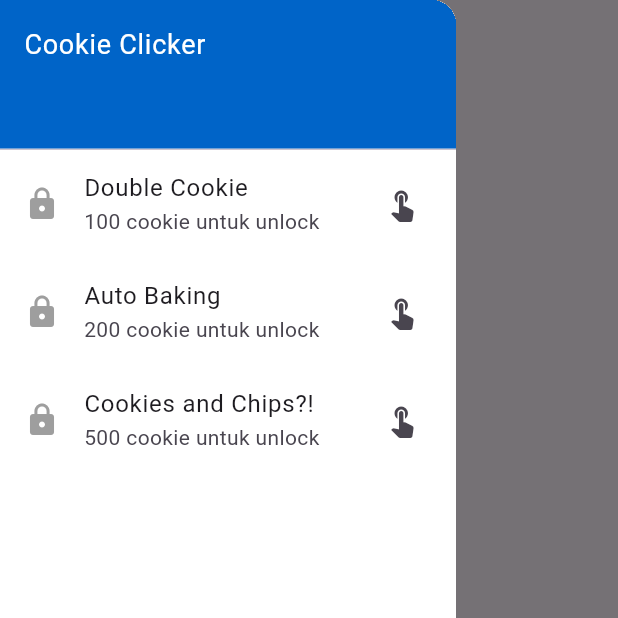
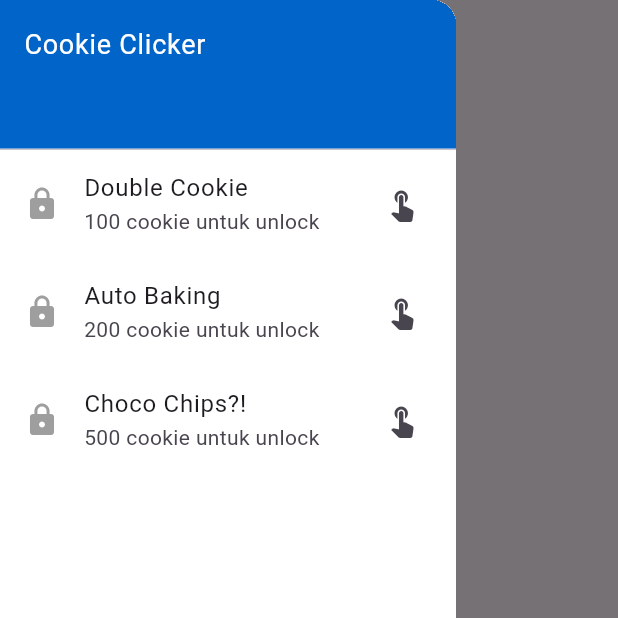
Before and after one commit to mikaelputra001-lang/My_First_Mobile_App, a Flutter app: the MainGameScreen screen opened directly, with the side drawer open, on a phone screen of 412 x 824 dp, the top half of it. Run offline on Flutter 3.47's test engine with Material 3 defaults, Android fonts, the phone set to English and light mode, and no system bars.

Commit message:
add some rebalance in the system

```diff
--- a/lib/main.dart
+++ b/lib/main.dart
@@ -149,7 +149,7 @@ class MainGameScreen extends StatefulWidget {
 }
 
 class _MainGameScreenState extends State<MainGameScreen> {
-  // ===== Cookie clicker state and upgrades =====
+  // ==== Game state variables =====
   int _cookieCount = 0;
   bool _isCookiePressed = false;
   bool _hasDoubleCookie = false;
@@ -165,7 +165,7 @@ class _MainGameScreenState extends State<MainGameScreen> {
   Timer? _autoBakingTimer;
   Timer? _rouletteFlashTimer;
 
-  // ===== Cookie collection and animations =====
+  // ===== Cookie increment logic =====
   void _incrementCookie() {
     _addCookies(_hasDoubleCookie ? 2 : 1);
     _checkCookieRoulette();
@@ -181,14 +181,14 @@ class _MainGameScreenState extends State<MainGameScreen> {
     });
 
   }
-
+// ==== Cookie addition logic =====
   void _addCookies(int amount) {
     setState(() {
       _cookieCount += amount;
       _addPop(amount, Colors.brown);
     });
   }
-
+// ===== Cookie roulette bonus logic =====
   void _checkCookieRoulette() {
     if (!_hasCookieRoulette) {
       return;
@@ -212,7 +212,7 @@ class _MainGameScreenState extends State<MainGameScreen> {
       }
     });
   }
-
+// ===== Cookie pop animation management =====
   void _addPop(int amount, Color color) {
     final pop = _CookiePopData(_nextPopId++, amount, color);
     _activePops.add(pop);
@@ -250,13 +250,13 @@ class _MainGameScreenState extends State<MainGameScreen> {
       ),
     );
   }
-
+// ==== Upgrade unlock logic =====
   void _tryUpgrade(_UpgradeType upgrade) {
     if (_isUnlocked(upgrade)) {
       Navigator.pop(context);
       return;
     }
-
+// ==== Check if the player has enough cookies to unlock the upgrade ====
     final requiredCookies = upgrade.requiredCookies;
     if (_cookieCount < requiredCookies) {
       Navigator.pop(context);
@@ -277,8 +277,10 @@ class _MainGameScreenState extends State<MainGameScreen> {
       );
       return;
     }
-
+// === Unlock the upgrade and update state ===
     setState(() {
+      // A successful upgrade starts the next progress counter from zero.
+      _cookieCount = 0;
       switch (upgrade) {
         case _UpgradeType.doubleCookie:
           _hasDoubleCookie = true;
@@ -292,7 +294,7 @@ class _MainGameScreenState extends State<MainGameScreen> {
           break;
       }
     });
-
+// === Start auto-baking timer if unlocked ===
     if (upgrade == _UpgradeType.autoBaking) {
       _autoBakingTimer ??= Timer.periodic(
         const Duration(seconds: 1),
@@ -301,7 +303,7 @@ class _MainGameScreenState extends State<MainGameScreen> {
     }
     Navigator.pop(context);
   }
-
+// ===== Upgrade unlock check =====
   bool _isUnlocked(_UpgradeType upgrade) {
     return switch (upgrade) {
       _UpgradeType.doubleCookie => _hasDoubleCookie,
@@ -309,7 +311,7 @@ class _MainGameScreenState extends State<MainGameScreen> {
       _UpgradeType.cookieRoulette => _hasCookieRoulette,
     };
   }
-
+// ===== Lifecycle management =====
   @override
   void dispose() {
     _pressTimer?.cancel();
@@ -372,6 +374,10 @@ class _MainGameScreenState extends State<MainGameScreen> {
                 children: [
                   GestureDetector(
                     onTap: _incrementCookie,
+                    child: SizedBox(
+                      width: 156,
+                      height: 156,
+                      child: Center(
                         child: AnimatedScale(
                           scale: _isCookiePressed ? 0.82 : 1,
                           duration: const Duration(milliseconds: 100),
@@ -379,7 +385,11 @@ class _MainGameScreenState extends State<MainGameScreen> {
                           child: Icon(
                             Icons.cookie,
                             size: 120.0,
-                        color: _isRouletteBonus ? Colors.amber.shade700 : Colors.brown,
+                            color: _isRouletteBonus
+                                ? Colors.amber.shade700
+                                : Colors.brown,
+                          ),
+                        ),
                       ),
                     ),
                   ),
@@ -407,6 +417,7 @@ class _MainGameScreenState extends State<MainGameScreen> {
   }
 }
 
+//===== Cookie pop animation data class and widget =====
 class _CookiePopData {
   const _CookiePopData(this.id, this.amount, this.color);
 
@@ -427,7 +438,7 @@ enum _UpgradeType {
     'your oven now has AI Agent in it?! now every 1 second a cookie will automaticly made.',
   ),
   cookieRoulette(
-    'Cookies and Chips?!',
+    'Choco Chips?!',
     500,
     'chips? remind me of a casino chips. BTW, every 20 click you made will have a 50/50 change of its being a golden cookie that will give you 10 cookie as FREE!',
   );
```
Lines whose indentation alone changed are shown as unchanged.
